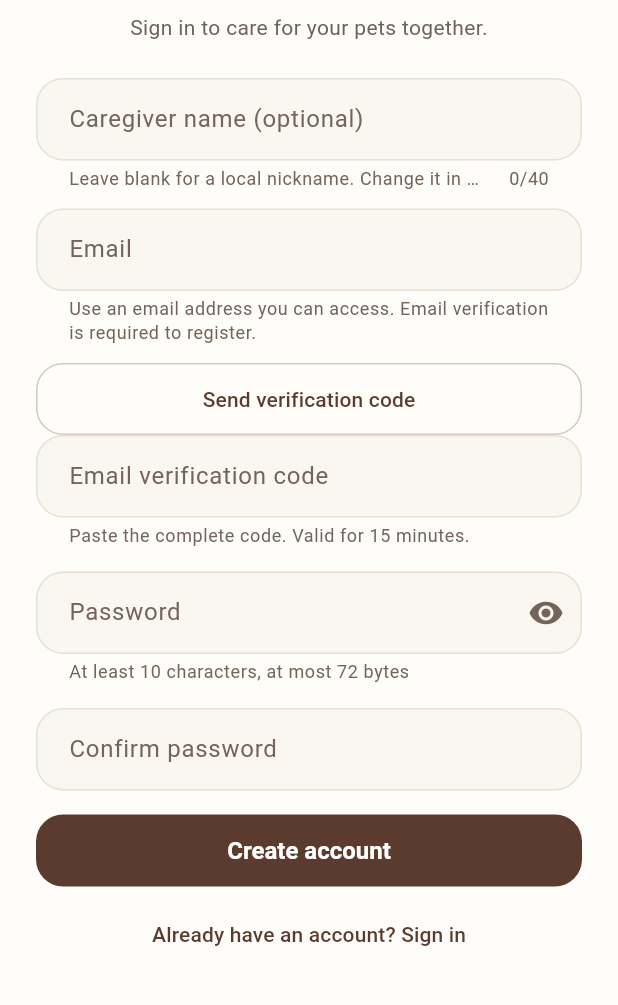
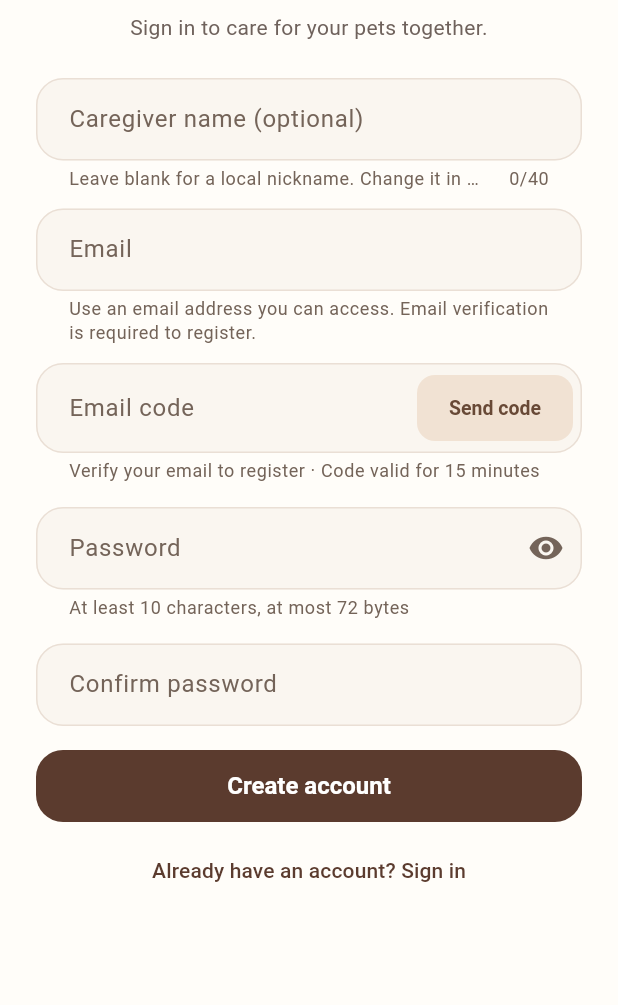
Before and after one commit to 543369/flutter, a Flutter app: the screen it shows after launch, after a tap on "Sign in", after a tap on "New here? Create an account", on a phone screen of 412 x 824 dp, the part 162-1167 px from its top. Run offline on Flutter 3.47's test engine with Material 3 defaults, Android fonts, the phone set to English and light mode, and no system bars; our stand-ins replace flutter_local_notifications, flutter_secure_storage, flutter_timezone, image_picker, pdf, printing and 2 more; missing offline and left inert: file_selector, purchases_flutter; Roboto replaces fonts that are missing (SF Pro Display).

Commit message:
feat: 登录的邮箱验证样式

```diff
--- a/mobile/lib/features/auth/auth_panel.dart
+++ b/mobile/lib/features/auth/auth_panel.dart
@@ -32,7 +32,7 @@ class _AuthPanelState extends State<AuthPanel> {
       name = TextEditingController(),
       confirmation = TextEditingController();
   late bool registering = widget.binding;
-  bool busy = false, hidden = true;
+  bool busy = false, hidden = true, sendingCode = false;
   String? error;
   String t(String zh, String en) =>
       Localizations.localeOf(context).languageCode == 'zh' ? zh : en;
@@ -108,6 +108,7 @@ class _AuthPanelState extends State<AuthPanel> {
     }
     setState(() {
       busy = true;
+      sendingCode = true;
       error = null;
     });
     try {
@@ -140,7 +141,12 @@ class _AuthPanelState extends State<AuthPanel> {
                     'Could not send email. Please try again later.'));
       }
     } finally {
-      if (mounted) setState(() => busy = false);
+      if (mounted) {
+        setState(() {
+          busy = false;
+          sendingCode = false;
+        });
+      }
     }
   }
 
@@ -240,22 +246,55 @@ class _AuthPanelState extends State<AuthPanel> {
                             : null),
                     if (registering) ...[
                       const SizedBox(height: AppSpacing.item),
-                      OutlinedButton(
-                        onPressed:
-                            busy || cooldown > 0 ? null : sendRegistrationCode,
-                        child: Text(cooldown > 0
-                            ? t('$cooldown 秒后重发', 'Resend in $cooldown seconds')
-                            : t('发送验证码', 'Send verification code')),
-                      ),
                       TextFormField(
                         controller: verificationCode,
                         enabled: !busy,
                         autocorrect: false,
                         enableSuggestions: false,
                         decoration: InputDecoration(
-                            labelText: t('邮箱验证码', 'Email verification code'),
-                            helperText: t('粘贴邮件中的完整验证码，15 分钟内有效。',
-                                'Paste the complete code. Valid for 15 minutes.')),
+                            labelText: t('邮箱验证码', 'Email code'),
+                            hintText: t('粘贴验证码', 'Paste code'),
+                            helperMaxLines: 2,
+                            errorMaxLines: 2,
+                            helperText: cooldown > 0
+                                ? t('已发送，请查收邮件 · 15 分钟内有效',
+                                    'Sent to your inbox · Valid for 15 minutes')
+                                : t('验证邮箱后即可注册 · 验证码 15 分钟内有效',
+                                    'Verify your email to register · Code valid for 15 minutes'),
+                            suffixIcon: Padding(
+                              padding: const EdgeInsets.all(6),
+                              child: FilledButton.tonal(
+                                onPressed: busy || cooldown > 0
+                                    ? null
+                                    : sendRegistrationCode,
+                                style: FilledButton.styleFrom(
+                                  minimumSize: const Size(104, 44),
+                                  padding: const EdgeInsets.symmetric(
+                                      horizontal: 14),
+                                  backgroundColor: const Color(0xfff1e2d3),
+                                  foregroundColor: const Color(0xff684936),
+                                  disabledBackgroundColor:
+                                      const Color(0xfff1ebe5),
+                                  disabledForegroundColor:
+                                      const Color(0xff8b7466),
+                                  textStyle: const TextStyle(
+                                      fontSize: 13,
+                                      fontWeight: FontWeight.w600),
+                                  shape: RoundedRectangleBorder(
+                                      borderRadius: BorderRadius.circular(12)),
+                                ),
+                                child: sendingCode
+                                    ? const SizedBox(
+                                        width: 16,
+                                        height: 16,
+                                        child: CircularProgressIndicator(
+                                            strokeWidth: 2))
+                                    : Text(cooldown > 0
+                                        ? t('$cooldown 秒后重发',
+                                            'Resend in $cooldown s')
+                                        : t('发送验证码', 'Send code')),
+                              ),
+                            )),
                         validator: (v) => v == null || v.trim().isEmpty
                             ? t('请先获取并填写邮箱验证码',
                                 'Request and enter the email verification code')
```
Also changed, not shown: mobile/tool/registration_style_preview_test.dart (added, +35 -0 lines), 1 other file.
